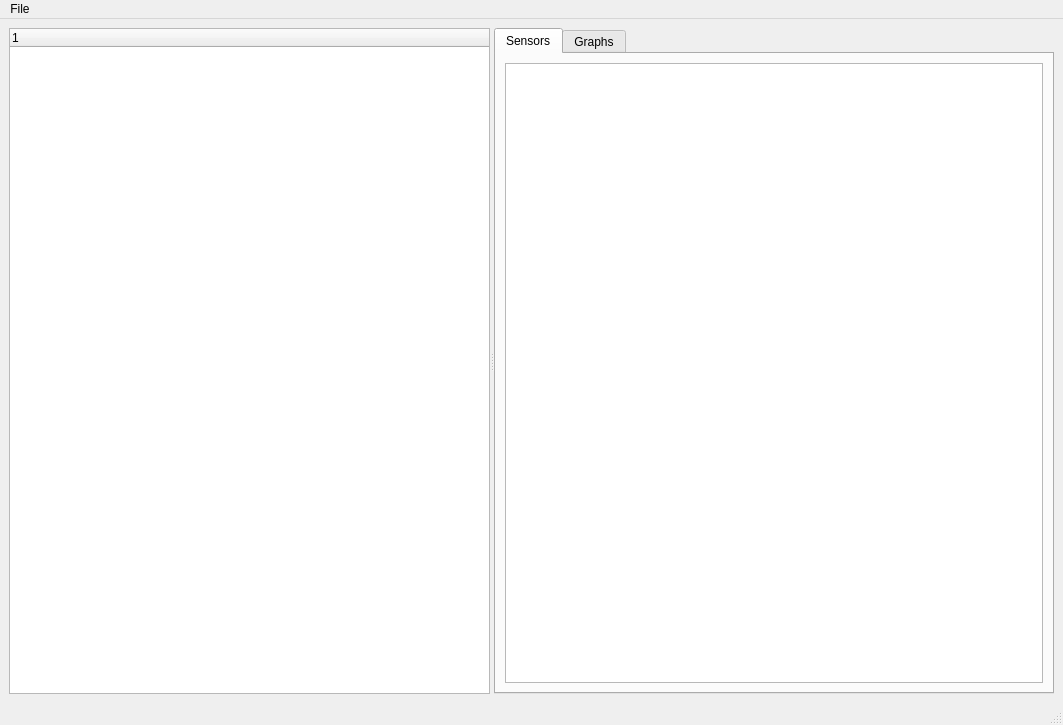
Above: smartsensors.ui from pbustos/smartpolitech-monitoring before the change. Below: the same form after it.
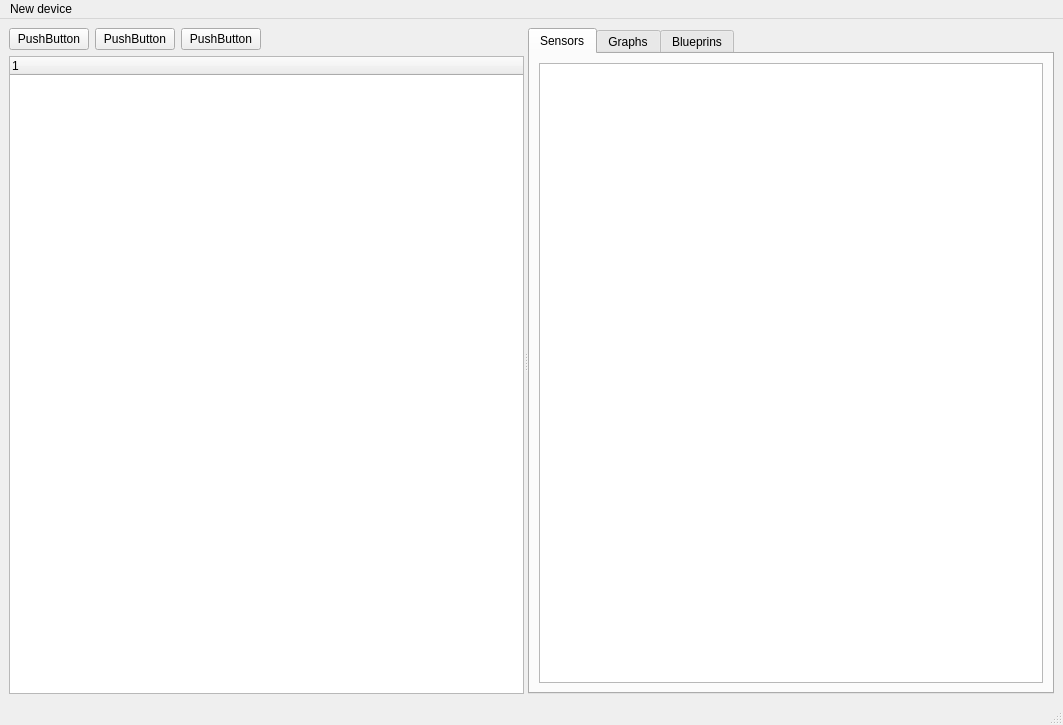
That is the form after the change. Custom widgets are drawn as their Qt base class.

```diff
--- a/smartsensors.ui
+++ b/smartsensors.ui
@@ -14,12 +14,56 @@
    <string>SmartPoliTech Monitoring System</string>
   </property>
   <widget class="QWidget" name="centralwidget">
-   <layout class="QVBoxLayout" name="verticalLayout_3">
+   <layout class="QVBoxLayout" name="verticalLayout_7">
     <item>
      <widget class="QSplitter" name="splitter_3">
       <property name="orientation">
        <enum>Qt::Horizontal</enum>
       </property>
+      <widget class="QWidget" name="">
+       <layout class="QVBoxLayout" name="verticalLayout_3">
+        <property name="sizeConstraint">
+         <enum>QLayout::SetMinimumSize</enum>
+        </property>
+        <item>
+         <layout class="QHBoxLayout" name="horizontalLayout">
+          <item>
+           <widget class="QPushButton" name="pushButton">
+            <property name="text">
+             <string>PushButton</string>
+            </property>
+           </widget>
+          </item>
+          <item>
+           <widget class="QPushButton" name="pushButton_2">
+            <property name="text">
+             <string>PushButton</string>
+            </property>
+           </widget>
+          </item>
+          <item>
+           <widget class="QPushButton" name="pushButton_3">
+            <property name="text">
+             <string>PushButton</string>
+            </property>
+           </widget>
+          </item>
+          <item>
+           <spacer name="horizontalSpacer">
+            <property name="orientation">
+             <enum>Qt::Horizontal</enum>
+            </property>
+            <property name="sizeHint" stdset="0">
+             <size>
+              <width>40</width>
+              <height>20</height>
+             </size>
+            </property>
+           </spacer>
+          </item>
+         </layout>
+        </item>
+        <item>
       <widget class="QTreeWidget" name="treeWidget">
        <property name="sizePolicy">
         <sizepolicy hsizetype="MinimumExpanding" vsizetype="Expanding">
@@ -33,6 +77,9 @@
         </property>
        </column>
       </widget>
+        </item>
+       </layout>
+      </widget>
       <widget class="QTabWidget" name="tabWidget">
        <property name="sizePolicy">
         <sizepolicy hsizetype="Expanding" vsizetype="Expanding">
@@ -112,6 +159,11 @@
          </item>
         </layout>
        </widget>
+       <widget class="QWidget" name="tab">
+        <attribute name="title">
+         <string>Blueprins</string>
+        </attribute>
+       </widget>
       </widget>
      </widget>
     </item>
@@ -126,13 +178,13 @@
      <height>23</height>
     </rect>
    </property>
-   <widget class="QMenu" name="menuFile">
+   <widget class="QMenu" name="menuNew_device">
     <property name="title">
-     <string>File</string>
+     <string>New device</string>
     </property>
     <addaction name="actionFile"/>
    </widget>
-   <addaction name="menuFile"/>
+   <addaction name="menuNew_device"/>
   </widget>
   <widget class="QStatusBar" name="statusbar"/>
   <action name="actionFile">
```
Left out of the diff: 5 changed lines with no effect on the pictures. Lines whose indentation alone changed are shown as unchanged.
